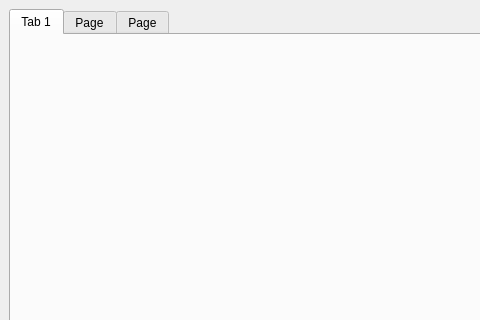
Qt form python_interface/uis/preferences.ui (cbgp/diyabc) before a commit; both pictures show x 0 to 480 and y 0 to 320 of the 1000 by 750 pixel window.
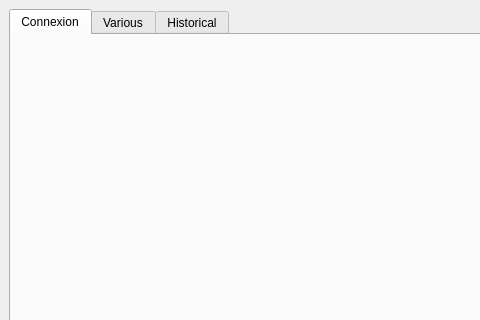
The same form after that commit. The open tabs and pages were chosen to show the change.

What changed in the file:
```diff
--- a/python_interface/uis/preferences.ui
+++ b/python_interface/uis/preferences.ui
@@ -43,7 +43,7 @@
       </property>
       <widget class="QWidget" name="tab">
        <attribute name="title">
-        <string>Tab 1</string>
+        <string>Connexion</string>
        </attribute>
        <layout class="QVBoxLayout" name="verticalLayout_56">
         <item>
@@ -113,7 +113,7 @@
       </widget>
       <widget class="QWidget" name="tab_2">
        <attribute name="title">
-        <string>Page</string>
+        <string>Various</string>
        </attribute>
        <layout class="QVBoxLayout" name="verticalLayout_2">
         <item>
@@ -176,7 +176,7 @@
       </widget>
       <widget class="QWidget" name="tab_4">
        <attribute name="title">
-        <string>Page</string>
+        <string>Historical</string>
        </attribute>
        <layout class="QVBoxLayout" name="verticalLayout_57">
         <item>
```
Left out of the diff: 2 changed lines with no effect on the pictures.
